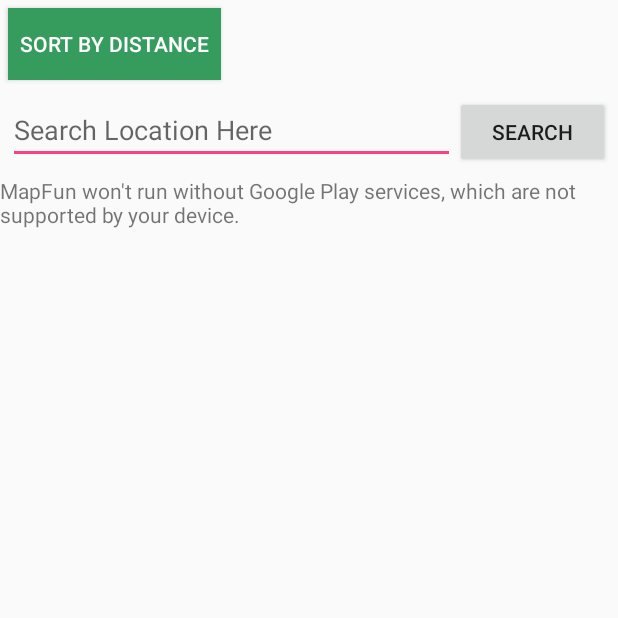
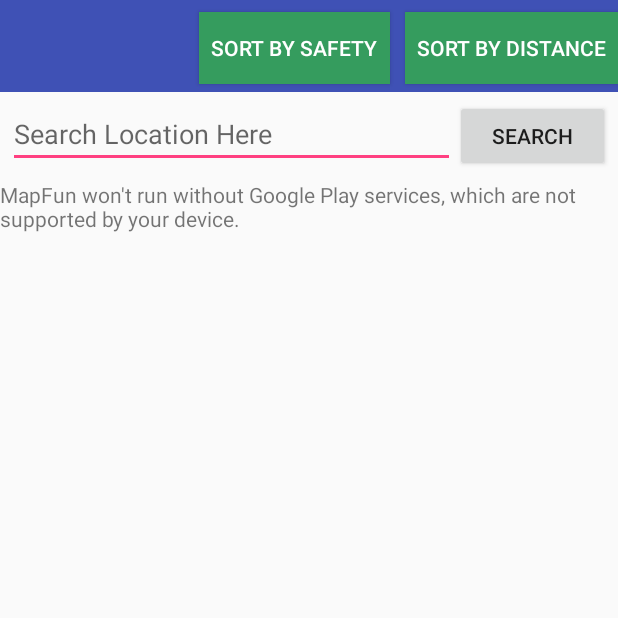
Before and after one commit to sharmb9/SafeParkingZones, an Android app: the screen it shows after launch (MapsActivity), on a phone screen of 412 x 824 dp, the top half of it. Run offline under Robolectric (Android 15) with nearby library versions, the phone set to English and light mode, and no system bars.

Commit message:
Added button for sort by distance and sort by safety with activity screen for each sorting activity

```diff
--- a/app/src/main/java/com/myappcompany/user/safeparkingzones/SortedByDistActivity.java
+++ b/app/src/main/java/com/myappcompany/user/safeparkingzones/SortedByDistActivity.java
@@ -20,7 +20,7 @@ public class SortedByDistActivity extends AppCompatActivity {
         setContentView(R.layout.activity_sorted_by_dist);
 
         //add code to sort the parking spots by distance
-        ListView sortedListView = findViewById(R.id.sortedListView);
+        ListView sortedListView = findViewById(R.id.sortedDistListView);
         ArrayList<String> sortedSpots = new ArrayList<String>();
         //REMOVE THIS LATER
         sortedSpots.add("Spot A");
--- a/app/src/main/res/layout/activity_maps.xml
+++ b/app/src/main/res/layout/activity_maps.xml
@@ -3,20 +3,43 @@
     android:layout_height="wrap_content"
     android:orientation="vertical">
 
+    <RelativeLayout
+        android:layout_width="match_parent"
+        android:layout_height="match_parent"
+        android:background="@color/colorPrimary">
+
         <Button
-        android:id="@+id/button1"
+            android:id="@+id/sortByDistButton"
             android:layout_width="wrap_content"
             android:layout_height="wrap_content"
             android:layout_alignParentTop="true"
             android:layout_alignParentEnd="true"
-        android:layout_margin="5dp"
+            android:layout_marginStart="5dp"
+            android:layout_marginTop="8dp"
+            android:layout_marginEnd="0dp"
+            android:layout_marginBottom="5dp"
             android:background="#359c5e"
-        android:onClick="goToSortedView"
+            android:onClick="goToSortedDistView"
             android:padding="8dp"
             android:text="Sort By Distance"
             android:textColor="#ffffff" />
 
-
+        <Button
+            android:id="@+id/sortBySafeButton"
+            android:layout_width="wrap_content"
+            android:layout_height="wrap_content"
+            android:layout_alignParentTop="true"
+            android:layout_alignParentEnd="true"
+            android:layout_marginStart="5dp"
+            android:layout_marginTop="8dp"
+            android:layout_marginEnd="152dp"
+            android:layout_marginBottom="5dp"
+            android:background="#359c5e"
+            android:onClick="goToSortedSafetyView"
+            android:padding="8dp"
+            android:text="Sort By Safety"
+            android:textColor="#ffffff" />
+    </RelativeLayout>
 
     <LinearLayout
         android:layout_width="match_parent"
--- a/app/src/main/res/layout/activity_sorted_by_dist.xml
+++ b/app/src/main/res/layout/activity_sorted_by_dist.xml
@@ -7,7 +7,7 @@
     tools:context=".SortedByDistActivity">
 
     <ListView
-        android:id="@+id/sortedListView"
+        android:id="@+id/sortedDistListView"
         android:layout_width="395dp"
         android:layout_height="715dp"
         android:layout_marginStart="8dp"
```
Also changed, not shown: app/src/main/java/com/myappcompany/user/safeparkingzones/MapsActivity.java (+8 -2 lines), app/src/main/java/com/myappcompany/user/safeparkingzones/SortedBySafetyActivity.java (+27 -0 lines), app/src/main/res/layout/activity_sorted_by_safety.xml (+14 -0 lines), 1 other file. Lines whose indentation alone changed are shown as unchanged.
